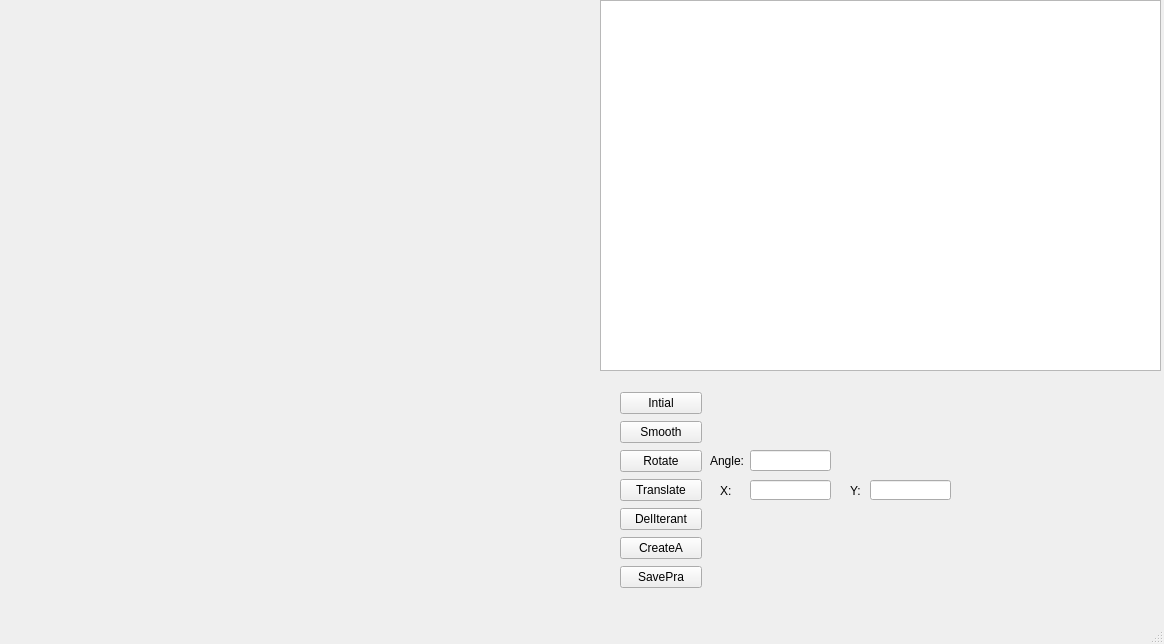
Above: TrajectoryV2/SmoothTrajectory.ui from Alex5527467/TrajectoryCreate before the change. Below: the same form after it.
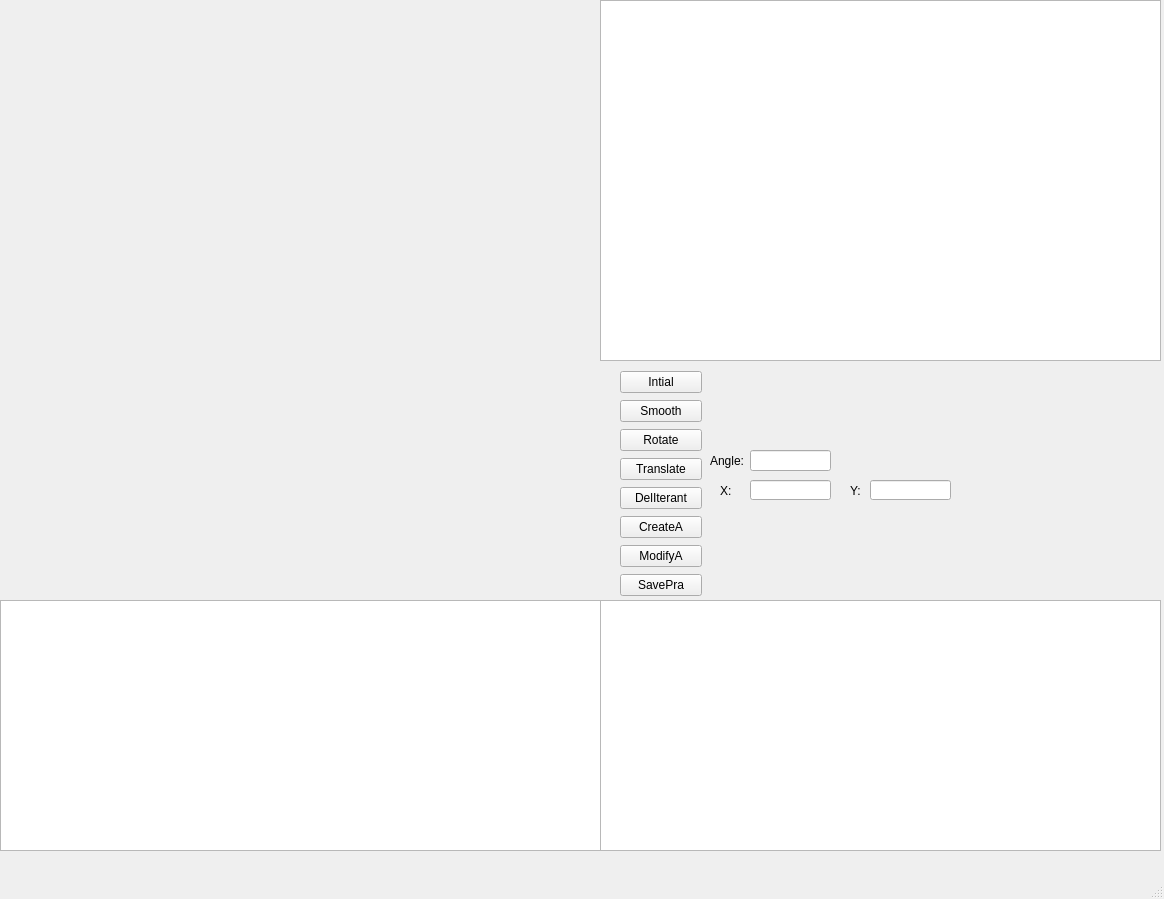
That is the form after the change. Custom widgets are drawn as their Qt base class.

Commit message: Add PointShow and ModifyA tableview

What changed in the file:
```diff
--- a/TrajectoryV2/SmoothTrajectory.ui
+++ b/TrajectoryV2/SmoothTrajectory.ui
@@ -7,7 +7,7 @@
     <x>0</x>
     <y>0</y>
     <width>1164</width>
-    <height>644</height>
+    <height>899</height>
    </rect>
   </property>
   <property name="windowTitle">
@@ -30,7 +30,7 @@
       <x>600</x>
       <y>0</y>
       <width>561</width>
-      <height>371</height>
+      <height>361</height>
      </rect>
     </property>
    </widget>
@@ -103,13 +103,13 @@
      <string>Angle:</string>
     </property>
    </widget>
-   <widget class="QWidget" name="">
+   <widget class="QWidget" name="layoutWidget">
     <property name="geometry">
      <rect>
       <x>620</x>
-      <y>391</y>
+      <y>370</y>
       <width>82</width>
-      <height>199</height>
+      <height>228</height>
      </rect>
     </property>
     <layout class="QVBoxLayout" name="verticalLayout">
@@ -155,6 +155,13 @@
        </property>
       </widget>
      </item>
+     <item>
+      <widget class="QPushButton" name="modifyAButton">
+       <property name="text">
+        <string>ModifyA</string>
+       </property>
+      </widget>
+     </item>
      <item>
       <widget class="QPushButton" name="saveButton">
        <property name="text">
@@ -164,6 +171,26 @@
      </item>
     </layout>
    </widget>
+   <widget class="QTableView" name="tableView_ShowPoint">
+    <property name="geometry">
+     <rect>
+      <x>0</x>
+      <y>600</y>
+      <width>601</width>
+      <height>251</height>
+     </rect>
+    </property>
+   </widget>
+   <widget class="QTableView" name="tableView_ModifyA">
+    <property name="geometry">
+     <rect>
+      <x>600</x>
+      <y>600</y>
+      <width>561</width>
+      <height>251</height>
+     </rect>
+    </property>
+   </widget>
    <zorder>layoutWidget</zorder>
    <zorder>widget</zorder>
    <zorder>tableView</zorder>
```
Left out of the diff: 3 changed lines with no effect on the pictures.
